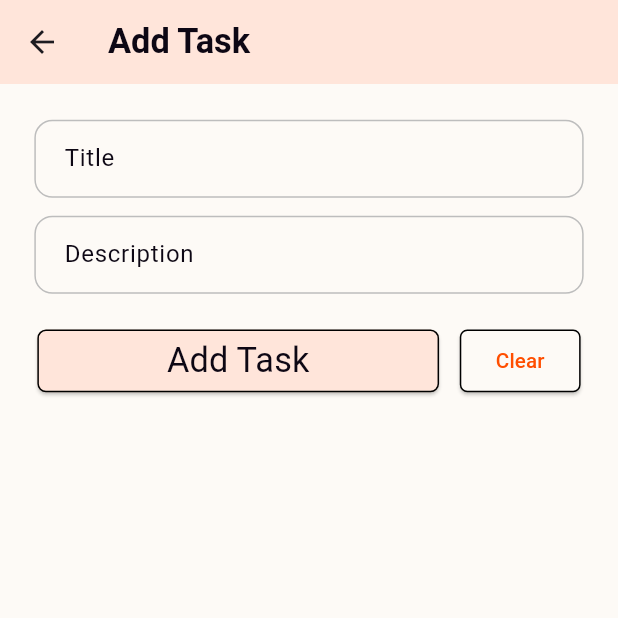
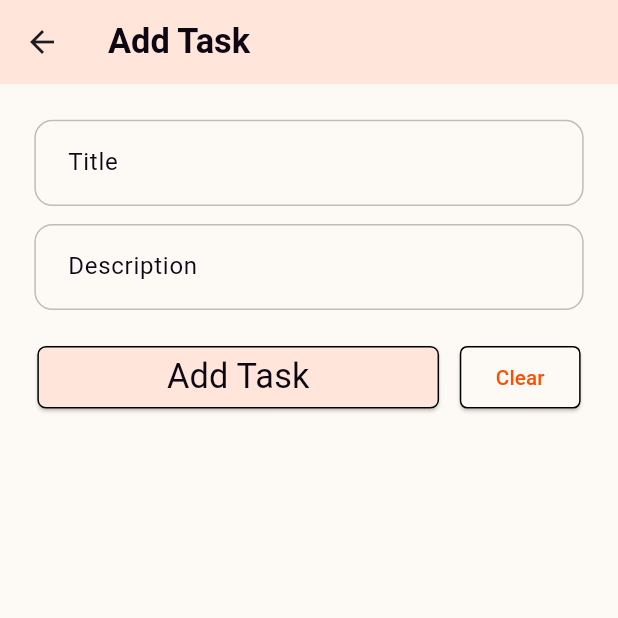
Before and after one commit to 1Vin4y/todo_app_v1, a Flutter app: the AddTodo screen opened by its route, on a phone screen of 412 x 824 dp, the top half of it. Run offline on Flutter 3.47's test engine with Material 3 defaults, Android fonts, the phone set to English and light mode, and no system bars; our stand-ins replace connectivity_plus, cookie_jar, dio, dio_cookie_manager, flutter_screenutil, flutter_svg and 3 more; accounts and stored records are empty; network calls fail.

Commit message:
added custom textfield ,improved UI

```diff
--- /dev/null
+++ b/lib/res/app_textfield.dart
@@ -0,0 +1,54 @@
+import 'package:flutter/material.dart';
+import 'package:flutter_screenutil/flutter_screenutil.dart';
+import 'package:todo_app/utils/app_colors.dart';
+
+class AppTextField extends StatelessWidget {
+  final TextEditingController controller;
+  final String label;
+  final String hint;
+  final String? Function(String?)? validator;
+  final int minLines;
+  final int maxLines;
+
+  const AppTextField({
+    super.key,
+    required this.controller,
+    required this.label,
+    required this.hint,
+    this.validator,
+    this.minLines = 1,
+    this.maxLines = 1,
+  });
+
+  @override
+  Widget build(BuildContext context) {
+    return TextFormField(
+      controller: controller,
+      cursorColor: AppColors.darkPurpleColor,
+      validator: validator,
+      minLines: minLines,
+      maxLines: maxLines,
+      decoration: InputDecoration(
+        label: Text(label, style: TextStyle(color: AppColors.darkPurpleColor)),
+        hintText: hint,
+        contentPadding: EdgeInsets.symmetric(horizontal: 16.w, vertical: 14.h),
+        enabledBorder: OutlineInputBorder(
+          borderRadius: BorderRadius.circular(12),
+          borderSide: BorderSide(color: Colors.grey.shade400),
+        ),
+        focusedBorder: OutlineInputBorder(
+          borderRadius: BorderRadius.circular(12),
+          borderSide: BorderSide(color: AppColors.darkPurpleColor, width: 2),
+        ),
+        errorBorder: OutlineInputBorder(
+          borderRadius: BorderRadius.circular(12),
+          borderSide: BorderSide(color: Colors.red.shade400, width: 1.5),
+        ),
+        focusedErrorBorder: OutlineInputBorder(
+          borderRadius: BorderRadius.circular(12),
+          borderSide: BorderSide(color: Colors.red.shade700, width: 2),
+        ),
+      ),
+    );
+  }
+}
--- a/lib/view/todos/add_todo.dart
+++ b/lib/view/todos/add_todo.dart
@@ -3,6 +3,7 @@ import 'package:flutter_screenutil/flutter_screenutil.dart';
 import 'package:get/get.dart';
 import 'package:todo_app/data/model/get_todo_model.dart';
 import 'package:todo_app/data/repository/todo_repository.dart';
+import 'package:todo_app/res/app_textfield.dart';
 import 'package:todo_app/utils/app_colors.dart';
 import 'package:todo_app/utils/app_text_style.dart';
 import 'package:todo_app/utils/local_storage.dart';
@@ -34,50 +35,37 @@ class AddTodo extends StatelessWidget {
       ),
       body: Container(
         margin: EdgeInsets.symmetric(horizontal: 20.w, vertical: 20.h),
+        child: Form(
+          key: controller.updateFormKey,
           child: Column(
             mainAxisSize: MainAxisSize.min,
             children: [
-            TextField(
-              cursorColor: AppColors.darkPurpleColor,
+              AppTextField(
+                controller: controller.titleController.value,
+                label: 'Title',
+                hint: 'Title',
+                minLines: 1,
                 maxLines: 1,
-              minLines: 1,
-              controller: controller.titleController.value,
-              decoration: InputDecoration(
-                label: Text('Title', style: TextStyle(color: AppColors.darkPurpleColor)),
-                hintText: 'Title',
-                contentPadding: EdgeInsets.symmetric(horizontal: 16, vertical: 14),
-                enabledBorder: OutlineInputBorder(
-                  borderRadius: BorderRadius.circular(12),
-                  borderSide: BorderSide(color: Colors.grey.shade400),
-                ),
-                focusedBorder: OutlineInputBorder(
-                  borderRadius: BorderRadius.circular(12),
-                  borderSide: BorderSide(color: AppColors.darkPurpleColor, width: 2),
-                ),
-              ),
+                validator: (value) {
+                  if (value == null || value.trim().isEmpty) {
+                    return 'Title cannot be empty';
+                  }
+                  return null;
+                },
               ),
               10.verticalSpace,
-            TextField(
-              cursorColor: AppColors.darkPurpleColor,
+              AppTextField(
+                controller: controller.subtitleController.value,
+                label: 'Description',
+                hint: 'Description',
+                minLines: 1,
                 maxLines: 5,
-              minLines: 1,
-              controller: controller.subtitleController.value,
-              decoration: InputDecoration(
-                label: Text(
-                  'Description',
-                  style: TextStyle(color: AppColors.darkPurpleColor),
-                ),
-                hintText: 'Description',
-                contentPadding: EdgeInsets.symmetric(horizontal: 16, vertical: 14),
-                enabledBorder: OutlineInputBorder(
-                  borderRadius: BorderRadius.circular(12),
-                  borderSide: BorderSide(color: Colors.grey.shade400),
-                ),
-                focusedBorder: OutlineInputBorder(
-                  borderRadius: BorderRadius.circular(12),
-                  borderSide: BorderSide(color: AppColors.darkPurpleColor, width: 2),
-                ),
-              ),
+                validator: (value) {
+                  if (value == null || value.trim().isEmpty) {
+                    return 'Description cannot be empty';
+                  }
+                  return null;
+                },
               ),
               20.verticalSpace,
               Row(
@@ -97,23 +85,11 @@ class AddTodo extends StatelessWidget {
                         ),
                       ),
                       onPressed: () async {
-                      if (controller.titleController.value.text.isEmpty || controller.subtitleController.value.text.isEmpty) {
-                        Get.snackbar(
-                          'Error',
-                          'Title cannot be empty',
-                          snackPosition: SnackPosition.BOTTOM,
-                          duration: Duration(milliseconds: 1500),
-                          icon: Icon(
-                            Icons.error,
-                            color: AppColors.whiteColor,
-                          ),
-                          backgroundColor: AppColors.orangeColor,
-                          colorText: AppColors.whiteColor,
-                        );
-                        return;
-                      }
+
+                        if (!controller.updateFormKey.currentState!.validate()) return;
+
                         Get.back();
-                      // Create a temporary todo with a local ID
+
                         final tempId = DateTime.now().millisecondsSinceEpoch.toString();
                         final newTodo = GetTodoModel(
                           id: tempId,
@@ -122,7 +98,6 @@ class AddTodo extends StatelessWidget {
                           createdAt: DateTime.now(),
                         );
 
-                      // Add to local storage immediately
                         controller.todoList.add(newTodo);
                         LocalStorage.saveTodoList(controller.todoList);
                         debugPrint(" Added new todo to local storage: ${newTodo.title}");
@@ -204,6 +179,7 @@ class AddTodo extends StatelessWidget {
             ],
           ),
         ),
+      ),
     );
   }
 }
```
Also changed, not shown: lib/main.dart (+9 -0 lines), lib/view/home/home_controller.dart (+11 -1 lines), lib/view/home/home_screen.dart (+41 -29 lines), lib/widget/app_dialog.dart (+49 -65 lines). Lines whose indentation alone changed are shown as unchanged.
